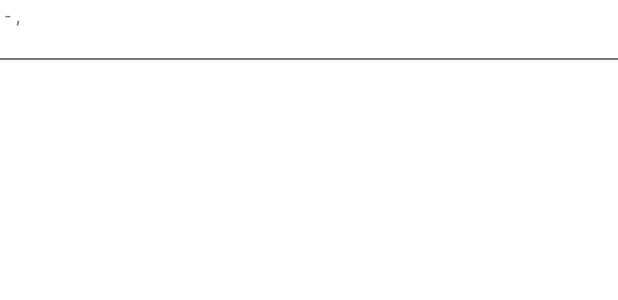
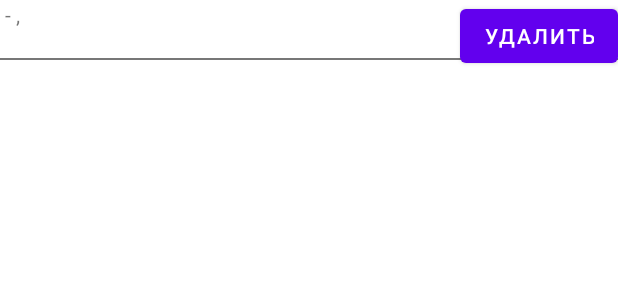
Before and after one commit to dr-trader/simplemap, an Android app: the layout points_rv_item.xml on its own in the app's theme, with its tools: preview values and no code run, on a phone screen of 412 x 824 dp. Shown: the top 300 px of the screen. Run offline under Robolectric (Android 15) with nearby library versions, the phone set to English and light mode, and no system bars.

Commit message:
Допилена вторая активити.

```diff
--- a/app/src/main/java/ru/donspb/simplemap/data/repository/ILocalRepository.kt
+++ b/app/src/main/java/ru/donspb/simplemap/data/repository/ILocalRepository.kt
@@ -6,4 +6,5 @@ interface ILocalRepository {
     suspend fun getPoints(): List<PointData>
     suspend fun setPoint(point: PointData)
     suspend fun savePoint(point: PointData)
+    suspend fun deletePoint(point: PointData)
 }
--- a/app/src/main/java/ru/donspb/simplemap/ui/points/IPointView.kt
+++ b/app/src/main/java/ru/donspb/simplemap/ui/points/IPointView.kt
@@ -6,4 +6,5 @@ interface IPointView {
     fun fillAdapter(data: List<PointData>)
     fun showEditDialog(data: PointData)
     fun updateRV(position: Int, data: PointData)
+    fun updateDeletedRV(position: Int)
 }
--- a/app/src/main/java/ru/donspb/simplemap/ui/points/PointsActivity.kt
+++ b/app/src/main/java/ru/donspb/simplemap/ui/points/PointsActivity.kt
@@ -71,4 +71,8 @@ class PointsActivity : AppCompatActivity(), IPointView {
         adapter.updateData(position, data)
     }
 
+    override fun updateDeletedRV(position: Int) {
+        adapter.notifyItemRemoved(position)
+    }
+
 }
--- a/app/src/main/java/ru/donspb/simplemap/ui/points/PointsPresenter.kt
+++ b/app/src/main/java/ru/donspb/simplemap/ui/points/PointsPresenter.kt
@@ -26,4 +26,9 @@ class PointsPresenter(
         localRepository.savePoint(data)
         editedPosition?.let { pointView.updateRV(it, data) }
     }
+
+    fun deletePoint(data: PointData, position: Int) = localCoroutineScope.launch {
+        localRepository.deletePoint(data)
+        pointView.updateDeletedRV(position)
+    }
 }
--- a/app/src/main/java/ru/donspb/simplemap/ui/points/PointsRVAdapter.kt
+++ b/app/src/main/java/ru/donspb/simplemap/ui/points/PointsRVAdapter.kt
@@ -30,7 +30,9 @@ class PointsRVAdapter(private val presenter: PointsPresenter)
                 } else {
                     tvDescr.text = data.description
                 }
-
+                btnDelete.setOnClickListener {
+                    presenter.deletePoint(data, adapterPosition)
+                }
             }
         }
 
--- a/app/src/main/res/layout/points_rv_item.xml
+++ b/app/src/main/res/layout/points_rv_item.xml
@@ -49,6 +49,16 @@
         app:layout_constraintTop_toBottomOf="@+id/tv_name"
         app:layout_constraintStart_toStartOf="parent" />
 
+    <com.google.android.material.button.MaterialButton
+        android:id="@+id/btn_delete"
+        android:layout_width="wrap_content"
+        android:layout_height="wrap_content"
+        android:text="@string/button_delete"
+        app:layout_constraintEnd_toEndOf="parent"
+        app:layout_constraintTop_toTopOf="parent"
+        app:layout_constraintBottom_toBottomOf="parent"
+        />
+
     <View
         android:id="@+id/rv_items_delimiter"
         android:layout_width="wrap_content"
--- a/app/src/main/res/values/strings.xml
+++ b/app/src/main/res/values/strings.xml
@@ -14,4 +14,5 @@
     <string name="latlon_delimiter">", "</string>
     <string name="title_name">Название:</string>
     <string name="title_descr">Описание:</string>
+    <string name="button_delete">Удалить</string>
 </resources>
```
Also changed, not shown: app/src/main/java/ru/donspb/simplemap/data/repository/LocalRepository.kt (+8 -1 lines).
